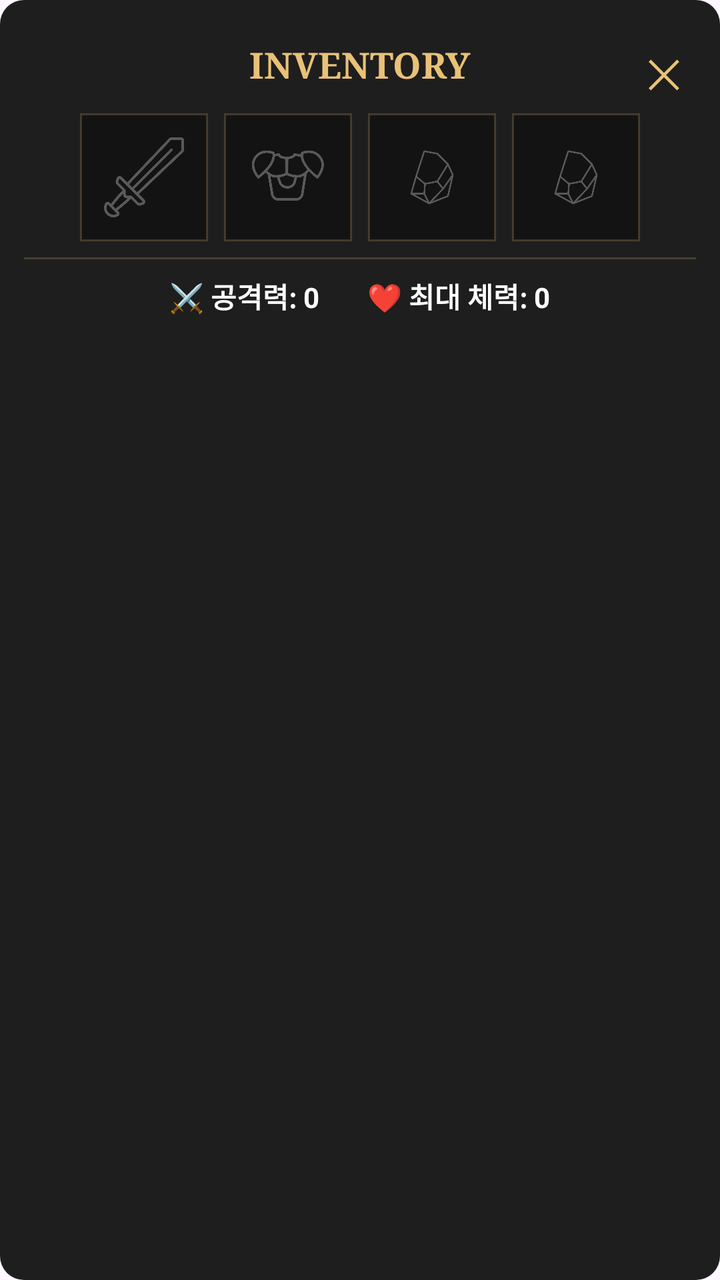
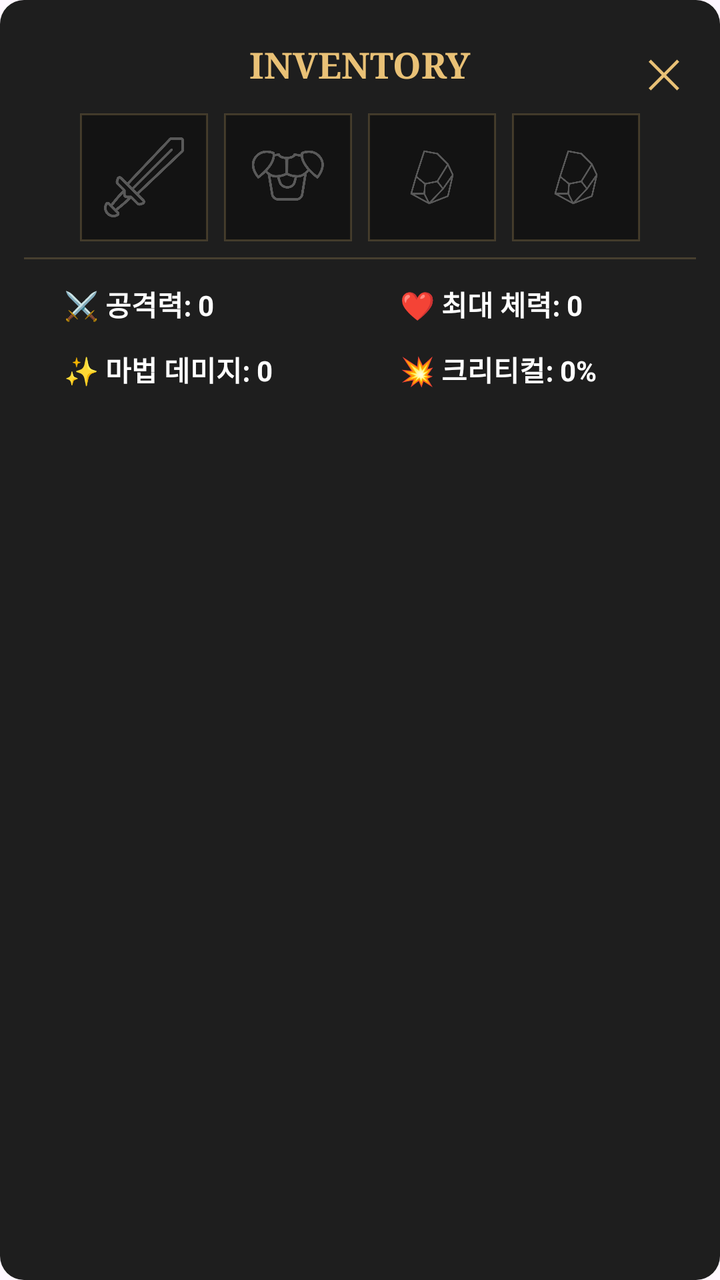

Compare the two renders of this Android layout. The source of the first and the diff that turns it into the second are given below.
<!-- AndroidManifest.xml: application theme Theme.TextDungeon -->
<!-- res/layout/inventory_dialog.xml -->
<?xml version="1.0" encoding="utf-8"?>
<androidx.constraintlayout.widget.ConstraintLayout xmlns:android="http://schemas.android.com/apk/res/android"
    xmlns:app="http://schemas.android.com/apk/res-auto"
    xmlns:tools="http://schemas.android.com/tools"
    android:layout_width="match_parent"
    android:layout_height="wrap_content"
    android:background="@drawable/dialog_rounded_background"
    android:backgroundTint="#1E1E1E"
    android:paddingTop="20dp"
    android:paddingBottom="20dp"
    android:paddingStart="12dp"
    android:paddingEnd="12dp">

    <TextView
        android:id="@+id/dialog_title"
        android:layout_width="wrap_content"
        android:layout_height="wrap_content"
        android:text="INVENTORY"
        android:textColor="#E9C176"
        android:textSize="18sp"
        android:fontFamily="serif"
        android:textStyle="bold"
        app:layout_constraintTop_toTopOf="parent"
        app:layout_constraintStart_toStartOf="parent"
        app:layout_constraintEnd_toEndOf="parent" />

    <TextView
        android:id="@+id/btn_inventory_close"
        android:layout_width="32dp"
        android:layout_height="32dp"
        android:background="?attr/selectableItemBackgroundBorderless"
        android:clickable="true"
        android:focusable="true"
        android:gravity="center"
        android:text="✕"
        android:textColor="#E9C176"
        android:textSize="20sp"
        app:layout_constraintEnd_toEndOf="parent"
        app:layout_constraintTop_toTopOf="parent" />

    <LinearLayout
        android:id="@+id/equipment_slots"
        android:layout_width="wrap_content"
        android:layout_height="wrap_content"
        android:layout_marginTop="8dp"
        android:gravity="center"
        android:orientation="horizontal"
        app:layout_constraintEnd_toEndOf="parent"
        app:layout_constraintStart_toStartOf="parent"
        app:layout_constraintTop_toBottomOf="@id/dialog_title">

        <FrameLayout
            android:id="@+id/slot_weapon"
            android:layout_width="64dp"
            android:layout_height="64dp"
            android:layout_margin="4dp"
            android:background="@drawable/bg_event_panel">
            <ImageView
                android:id="@+id/slot_weapon_img"
                android:layout_width="match_parent"
                android:layout_height="match_parent"
                android:alpha="0.3"
                android:padding="12dp"
                android:src="@drawable/ic_weapon"
                app:tint="#ffffff"
                tools:ignore="ContentDescription" />
        </FrameLayout>

        <FrameLayout
            android:id="@+id/slot_armor"
            android:layout_width="64dp"
            android:layout_height="64dp"
            android:layout_margin="4dp"
            android:background="@drawable/bg_event_panel">
            <ImageView
                android:id="@+id/slot_armor_img"
                android:layout_width="match_parent"
                android:layout_height="match_parent"
                android:alpha="0.3"
                android:padding="12dp"
                android:src="@drawable/ic_armor"
                app:tint="#ffffff"
                tools:ignore="ContentDescription" />
        </FrameLayout>

        <FrameLayout
            android:id="@+id/slot_atf_1"
            android:layout_width="64dp"
            android:layout_height="64dp"
            android:layout_margin="4dp"
            android:background="@drawable/bg_event_panel">
            <ImageView
                android:id="@+id/slot_atf_1_img"
                android:layout_width="match_parent"
                android:layout_height="match_parent"
                android:alpha="0.3"
                android:padding="12dp"
                android:src="@drawable/ic_artifact"
                app:tint="#ffffff"
                tools:ignore="ContentDescription" />
        </FrameLayout>

        <FrameLayout
            android:id="@+id/slot_atf_2"
            android:layout_width="64dp"
            android:layout_height="64dp"
            android:layout_margin="4dp"
            android:background="@drawable/bg_event_panel">
            <ImageView
                android:id="@+id/slot_atf_2_img"
                android:layout_width="match_parent"
                android:layout_height="match_parent"
                android:alpha="0.3"
                android:padding="12dp"
                android:src="@drawable/ic_artifact"
                app:tint="#ffffff"
                tools:ignore="ContentDescription" />
        </FrameLayout>
    </LinearLayout>

    <View
        android:id="@+id/divider"
        android:layout_width="0dp"
        android:layout_height="1dp"
        android:layout_marginTop="4dp"
        android:background="#33E9C176"
        app:layout_constraintTop_toBottomOf="@id/equipment_slots"
        app:layout_constraintStart_toStartOf="parent"
        app:layout_constraintEnd_toEndOf="parent" />

    <LinearLayout
        android:id="@+id/layout_stats"
        android:layout_width="match_parent"
        android:layout_height="wrap_content"
        android:orientation="horizontal"
        android:gravity="center"
        android:layout_marginTop="8dp"
        app:layout_constraintTop_toBottomOf="@id/divider"
        app:layout_constraintStart_toStartOf="parent"
        app:layout_constraintEnd_toEndOf="parent">

        <TextView
            android:id="@+id/tv_final_atk"
            android:layout_width="wrap_content"
            android:layout_height="wrap_content"
            android:layout_marginEnd="24dp"
            android:text="⚔️ 공격력: 0"
            android:textColor="#FFFFFF"
            android:textSize="14sp"
            android:textStyle="bold" />

        <TextView
            android:id="@+id/tv_final_hp"
            android:layout_width="wrap_content"
            android:layout_height="wrap_content"
            android:text="❤️ 최대 체력: 0"
            android:textColor="#FFFFFF"
            android:textSize="14sp"
            android:textStyle="bold" />
    </LinearLayout>

    <ScrollView
        android:id="@+id/bag_scroll"
        android:layout_width="0dp"
        android:layout_height="250dp"
        android:layout_marginTop="12dp"
        android:layout_marginBottom="12dp"
        android:scrollbars="none"
        app:layout_constraintBottom_toBottomOf="parent"
        app:layout_constraintEnd_toEndOf="parent"
        app:layout_constraintStart_toStartOf="parent"
        app:layout_constraintTop_toBottomOf="@id/layout_stats">

        <GridLayout
            android:id="@+id/bag_grid"
            android:layout_width="wrap_content"
            android:layout_height="wrap_content"
            android:layout_gravity="top|center_horizontal"
            android:columnCount="5"
            android:padding="4dp"/>
    </ScrollView>

</androidx.constraintlayout.widget.ConstraintLayout>
<!-- resources referenced by this layout -->
<resources>
  <!-- drawable bg_event_panel (drawable) -->
  <?xml version="1.0" encoding="utf-8"?>
  <shape xmlns:android="http://schemas.android.com/apk/res/android">
      <solid android:color="#131313" />
      <stroke
          android:width="1dp"
          android:color="#33E9C176" /> 
      <corners android:radius="0dp" />
  </shape>
  <!-- drawable dialog_rounded_background (drawable) -->
  <?xml version="1.0" encoding="utf-8"?>
  <shape xmlns:android="http://schemas.android.com/apk/res/android">
      <solid android:color="#131313"/>
      <corners android:radius="12dp"/>
  </shape>
  <!-- drawable ic_armor: png bitmap (drawable, 15985 bytes) -->
  <!-- drawable ic_artifact: png bitmap (drawable, 11038 bytes) -->
  <!-- drawable ic_weapon: png bitmap (drawable, 15235 bytes) -->
  <style name="Theme.TextDungeon" parent="Base.Theme.TextDungeon" />
  <style name="Base.Theme.TextDungeon" parent="Theme.Material3.DayNight.NoActionBar">
          <item name="android:windowFullscreen">true</item>
          <item name="windowNoTitle">true</item>
      </style>
</resources>

<!-- the commit's change to res/layout/inventory_dialog.xml (unified diff, before → after) -->
@@ -128,12 +128,13 @@
         app:layout_constraintStart_toStartOf="parent"
         app:layout_constraintEnd_toEndOf="parent" />
 
-    <LinearLayout
+    <GridLayout
         android:id="@+id/layout_stats"
         android:layout_width="match_parent"
         android:layout_height="wrap_content"
-        android:orientation="horizontal"
-        android:gravity="center"
+        android:columnCount="2"
+        android:useDefaultMargins="true"
+        android:alignmentMode="alignMargins"
         android:layout_marginTop="8dp"
         app:layout_constraintTop_toBottomOf="@id/divider"
         app:layout_constraintStart_toStartOf="parent"
@@ -141,9 +142,11 @@
 
         <TextView
             android:id="@+id/tv_final_atk"
-            android:layout_width="wrap_content"
-            android:layout_height="wrap_content"
-            android:layout_marginEnd="24dp"
+            android:layout_width="0dp"
+            android:layout_columnWeight="1"
+            android:layout_height="wrap_content"
+            android:gravity="center_vertical"
+            android:paddingStart="16dp"
             android:text="⚔️ 공격력: 0"
             android:textColor="#FFFFFF"
             android:textSize="14sp"
@@ -151,14 +154,42 @@
 
         <TextView
             android:id="@+id/tv_final_hp"
-            android:layout_width="wrap_content"
-            android:layout_height="wrap_content"
+            android:layout_width="0dp"
+            android:layout_columnWeight="1"
+            android:layout_height="wrap_content"
+            android:gravity="center_vertical"
+            android:paddingStart="16dp"
             android:text="❤️ 최대 체력: 0"
             android:textColor="#FFFFFF"
             android:textSize="14sp"
             android:textStyle="bold" />
-    </LinearLayout>
-
+
+        <TextView
+            android:id="@+id/tv_final_magic"
+            android:layout_width="0dp"
+            android:layout_columnWeight="1"
+            android:layout_height="wrap_content"
+            android:layout_marginTop="8dp"
+            android:gravity="center_vertical"
+            android:paddingStart="16dp"
+            android:text="✨ 마법 데미지: 0"
+            android:textColor="#FFFFFF"
+            android:textSize="14sp"
+            android:textStyle="bold" />
+
+        <TextView
+            android:id="@+id/tv_final_critical_rate"
+            android:layout_width="0dp"
+            android:layout_columnWeight="1"
+            android:layout_height="wrap_content"
+            android:layout_marginTop="8dp"
+            android:gravity="center_vertical"
+            android:paddingStart="16dp"
+            android:text="💥 크리티컬: 0%"
+            android:textColor="#FFFFFF"
+            android:textSize="14sp"
+            android:textStyle="bold" />
+    </GridLayout>
     <ScrollView
         android:id="@+id/bag_scroll"
         android:layout_width="0dp"
